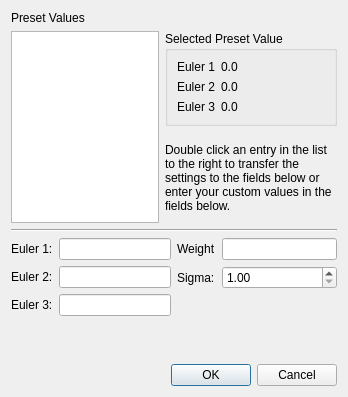
The window that Source/Applications/StatsGenerator/UI_Files/TextureDialog.ui (BlueQuartzSoftware/DREAM3D) describes before a commit, drawn with Qt 5.
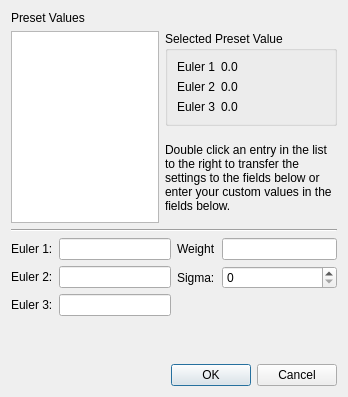
The same window after the commit.

Commit message: Using an integer for the sigma values

```diff
--- a/Source/Applications/StatsGenerator/UI_Files/TextureDialog.ui
+++ b/Source/Applications/StatsGenerator/UI_Files/TextureDialog.ui
@@ -155,17 +155,7 @@
         </widget>
        </item>
        <item row="1" column="1">
-        <widget class="QDoubleSpinBox" name="sigma">
-         <property name="minimum">
-          <double>1.000000000000000</double>
-         </property>
-         <property name="maximum">
-          <double>999999999.990000009536743</double>
-         </property>
-         <property name="singleStep">
-          <double>0.250000000000000</double>
-         </property>
-        </widget>
+        <widget class="QSpinBox" name="sigma"/>
        </item>
       </layout>
      </item>
```
